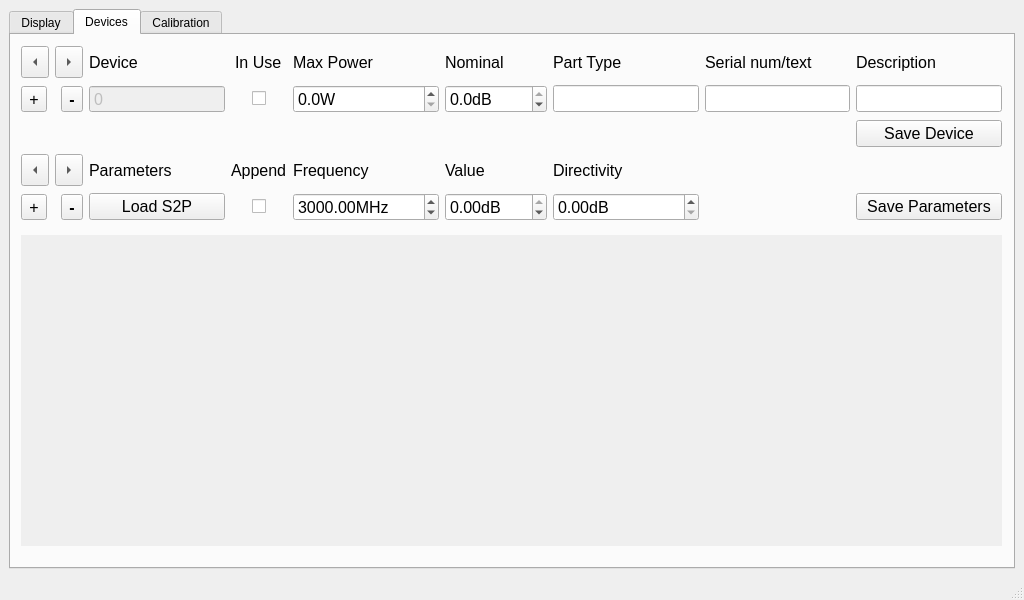
Above: powerMeter.ui from g4ixt/RFPowerMeter before the change. Below: the same form after it.
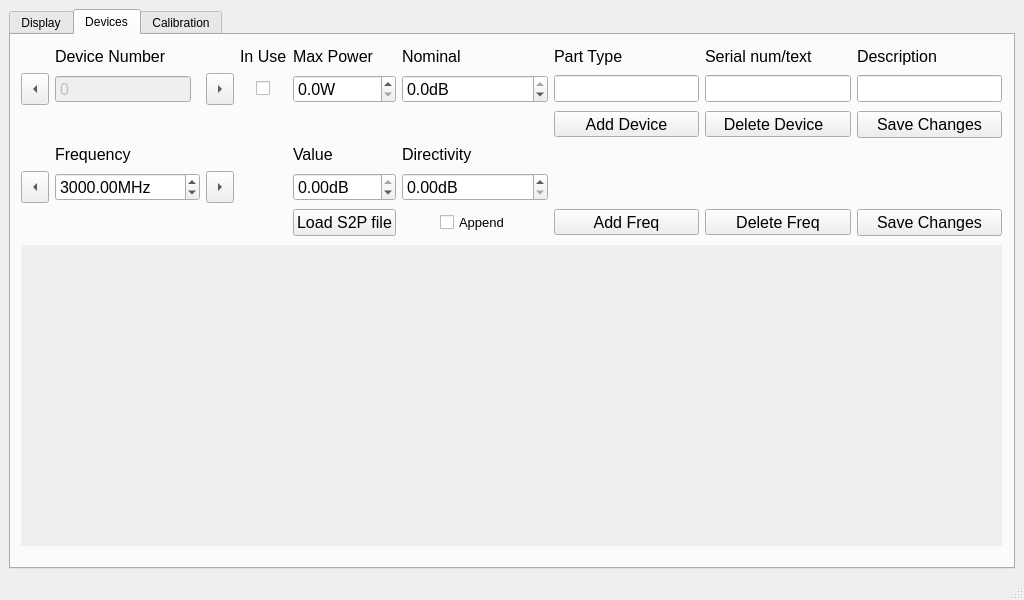
That is the form after the change. The open tabs and pages were chosen to show the change. Custom widgets are drawn as their Qt base class.

The edit to the form file:
```diff
--- a/powerMeter.ui
+++ b/powerMeter.ui
@@ -987,34 +987,11 @@
           <x>10</x>
           <y>10</y>
           <width>981</width>
-          <height>181</height>
+          <height>191</height>
          </rect>
         </property>
         <layout class="QGridLayout" name="gridLayout_2">
-         <item row="0" column="1" alignment="Qt::AlignRight">
-          <widget class="QToolButton" name="nextDevice">
-           <property name="font">
-            <font>
-             <pointsize>12</pointsize>
-             <weight>75</weight>
-             <bold>true</bold>
-            </font>
-           </property>
-           <property name="text">
-            <string>...</string>
-           </property>
-           <property name="iconSize">
-            <size>
-             <width>20</width>
-             <height>25</height>
-            </size>
-           </property>
-           <property name="arrowType">
-            <enum>Qt::RightArrow</enum>
-           </property>
-          </widget>
-         </item>
-         <item row="0" column="2">
+         <item row="0" column="1">
           <widget class="QLabel" name="label_7">
            <property name="font">
             <font>
@@ -1022,11 +999,11 @@
             </font>
            </property>
            <property name="text">
-            <string>Device</string>
+            <string>Device Number</string>
            </property>
           </widget>
          </item>
-         <item row="1" column="2">
+         <item row="1" column="1">
           <widget class="QSpinBox" name="assetID">
            <property name="enabled">
             <bool>false</bool>
@@ -1068,33 +1045,6 @@
            </property>
           </widget>
          </item>
-         <item row="0" column="0" alignment="Qt::AlignLeft">
-          <widget class="QToolButton" name="previousDevice">
-           <property name="sizePolicy">
-            <sizepolicy hsizetype="Fixed" vsizetype="Fixed">
-             <horstretch>0</horstretch>
-             <verstretch>0</verstretch>
-            </sizepolicy>
-           </property>
-           <property name="font">
-            <font>
-             <pointsize>12</pointsize>
-            </font>
-           </property>
-           <property name="text">
-            <string>...</string>
-           </property>
-           <property name="iconSize">
-            <size>
-             <width>20</width>
-             <height>25</height>
-            </size>
-           </property>
-           <property name="arrowType">
-            <enum>Qt::LeftArrow</enum>
-           </property>
-          </widget>
-         </item>
          <item row="3" column="7">
           <widget class="QLabel" name="label_22">
            <property name="text">
@@ -1102,64 +1052,6 @@
            </property>
           </widget>
          </item>
-         <item row="1" column="0" alignment="Qt::AlignLeft">
-          <widget class="QToolButton" name="addDevice">
-           <property name="font">
-            <font>
-             <pointsize>12</pointsize>
-            </font>
-           </property>
-           <property name="text">
-            <string>+</string>
-           </property>
-          </widget>
-         </item>
-         <item row="3" column="0">
-          <widget class="QToolButton" name="previousFreq">
-           <property name="text">
-            <string>...</string>
-           </property>
-           <property name="iconSize">
-            <size>
-             <width>20</width>
-             <height>25</height>
-            </size>
-           </property>
-           <property name="arrowType">
-            <enum>Qt::LeftArrow</enum>
-           </property>
-          </widget>
-         </item>
-         <item row="3" column="1" alignment="Qt::AlignRight">
-          <widget class="QToolButton" name="nextFreq">
-           <property name="text">
-            <string>...</string>
-           </property>
-           <property name="iconSize">
-            <size>
-             <width>20</width>
-             <height>25</height>
-            </size>
-           </property>
-           <property name="arrowType">
-            <enum>Qt::RightArrow</enum>
-           </property>
-          </widget>
-         </item>
-         <item row="4" column="1" alignment="Qt::AlignRight">
-          <widget class="QToolButton" name="delFreq">
-           <property name="font">
-            <font>
-             <pointsize>12</pointsize>
-             <weight>75</weight>
-             <bold>true</bold>
-            </font>
-           </property>
-           <property name="text">
-            <string>-</string>
-           </property>
-          </widget>
-         </item>
          <item row="1" column="5">
           <widget class="QDoubleSpinBox" name="nominaldB">
            <property name="minimumSize">
@@ -1226,18 +1118,6 @@
            </property>
           </widget>
          </item>
-         <item row="4" column="0" alignment="Qt::AlignLeft">
-          <widget class="QToolButton" name="addFreq">
-           <property name="font">
-            <font>
-             <pointsize>12</pointsize>
-            </font>
-           </property>
-           <property name="text">
-            <string>+</string>
-           </property>
-          </widget>
-         </item>
          <item row="0" column="4">
           <widget class="QLabel" name="label_4">
            <property name="font">
@@ -1250,26 +1130,6 @@
            </property>
           </widget>
          </item>
-         <item row="1" column="1" alignment="Qt::AlignRight">
-          <widget class="QToolButton" name="deleteDevice">
-           <property name="font">
-            <font>
-             <pointsize>12</pointsize>
-             <weight>75</weight>
-             <bold>true</bold>
-            </font>
-           </property>
-           <property name="text">
-            <string>-</string>
-           </property>
-           <property name="iconSize">
-            <size>
-             <width>20</width>
-             <height>20</height>
-            </size>
-           </property>
-          </widget>
-         </item>
          <item row="0" column="5">
           <widget class="QLabel" name="label_2">
            <property name="font">
@@ -1284,6 +1144,12 @@
          </item>
          <item row="1" column="8">
           <widget class="QLineEdit" name="description">
+           <property name="sizePolicy">
+            <sizepolicy hsizetype="Minimum" vsizetype="Fixed">
+             <horstretch>0</horstretch>
+             <verstretch>0</verstretch>
+            </sizepolicy>
+           </property>
            <property name="font">
             <font>
              <pointsize>12</pointsize>
@@ -1306,48 +1172,6 @@
            </property>
           </widget>
          </item>
-         <item row="4" column="2">
-          <widget class="QPushButton" name="loadS2P">
-           <property name="font">
-            <font>
-             <pointsize>12</pointsize>
-            </font>
-           </property>
-           <property name="text">
-            <string>Load S2P</string>
-           </property>
-          </widget>
-         </item>
-         <item row="4" column="6">
-          <widget class="QDoubleSpinBox" name="directivity">
-           <property name="sizePolicy">
-            <sizepolicy hsizetype="Expanding" vsizetype="Fixed">
-             <horstretch>0</horstretch>
-             <verstretch>0</verstretch>
-            </sizepolicy>
-           </property>
-           <property name="minimumSize">
-            <size>
-             <width>100</width>
-             <height>0</height>
-            </size>
-           </property>
-           <property name="font">
-            <font>
-             <pointsize>12</pointsize>
-            </font>
-           </property>
-           <property name="suffix">
-            <string>dB</string>
-           </property>
-           <property name="minimum">
-            <double>0.000000000000000</double>
-           </property>
-           <property name="maximum">
-            <double>100.000000000000000</double>
-           </property>
-          </widget>
-         </item>
          <item row="1" column="7">
           <widget class="QLineEdit" name="identifier">
            <property name="font">
@@ -1357,45 +1181,6 @@
            </property>
           </widget>
          </item>
-         <item row="4" column="5">
-          <widget class="QDoubleSpinBox" name="loss">
-           <property name="sizePolicy">
-            <sizepolicy hsizetype="Minimum" vsizetype="Fixed">
-             <horstretch>0</horstretch>
-             <verstretch>0</verstretch>
-            </sizepolicy>
-           </property>
-           <property name="minimumSize">
-            <size>
-             <width>100</width>
-             <height>0</height>
-            </size>
-           </property>
-           <property name="font">
-            <font>
-             <pointsize>12</pointsize>
-            </font>
-           </property>
-           <property name="prefix">
-            <string/>
-           </property>
-           <property name="suffix">
-            <string>dB</string>
-           </property>
-           <property name="minimum">
-            <double>-100.000000000000000</double>
-           </property>
-           <property name="maximum">
-            <double>0.000000000000000</double>
-           </property>
-           <property name="singleStep">
-            <double>1.000000000000000</double>
-           </property>
-           <property name="value">
-            <double>0.000000000000000</double>
-           </property>
-          </widget>
-         </item>
          <item row="0" column="7">
           <widget class="QLabel" name="label_8">
            <property name="font">
@@ -1432,63 +1217,6 @@
            </property>
           </widget>
          </item>
-         <item row="3" column="5">
-          <widget class="QLabel" name="label_13">
-           <property name="font">
-            <font>
-             <pointsize>12</pointsize>
-            </font>
-           </property>
-           <property name="text">
-            <string>Value</string>
-           </property>
-          </widget>
-         </item>
-         <item row="4" column="4">
-          <widget class="QDoubleSpinBox" name="freqIndex">
-           <property name="sizePolicy">
-            <sizepolicy hsizetype="Expanding" vsizetype="Fixed">
-             <horstretch>0</horstretch>
-             <verstretch>0</verstretch>
-            </sizepolicy>
-           </property>
-           <property name="minimumSize">
-            <size>
-             <width>130</width>
-             <height>0</height>
-            </size>
-           </property>
-           <property name="font">
-            <font>
-             <pointsize>12</pointsize>
-            </font>
-           </property>
-           <property name="suffix">
-            <string>MHz</string>
-           </property>
-           <property name="maximum">
-            <double>6000.000000000000000</double>
-           </property>
-           <property name="singleStep">
-            <double>10.000000000000000</double>
-           </property>
-           <property name="value">
-            <double>3000.000000000000000</double>
-           </property>
-          </widget>
-         </item>
-         <item row="3" column="4">
-          <widget class="QLabel" name="label_11">
-           <property name="font">
-            <font>
-             <pointsize>12</pointsize>
-            </font>
-           </property>
-           <property name="text">
-            <string>Frequency</string>
-           </property>
-          </widget>
-         </item>
          <item row="2" column="8">
           <widget class="QPushButton" name="saveDevice">
            <property name="font">
@@ -1497,42 +1225,33 @@
             </font>
            </property>
            <property name="text">
-            <string>Save Device</string>
-           </property>
-          </widget>
-         </item>
-         <item row="3" column="6">
-          <widget class="QLabel" name="label_15">
-           <property name="font">
-            <font>
-             <pointsize>12</pointsize>
-            </font>
-           </property>
-           <property name="text">
-            <string>Directivity</string>
+            <string>Save Changes</string>
            </property>
           </widget>
          </item>
          <item row="1" column="3" alignment="Qt::AlignHCenter">
           <widget class="QCheckBox" name="inUse">
+           <property name="layoutDirection">
+            <enum>Qt::LeftToRight</enum>
+           </property>
            <property name="text">
             <string/>
            </property>
           </widget>
          </item>
-         <item row="0" column="3" alignment="Qt::AlignHCenter">
-          <widget class="QLabel" name="label_20">
+         <item row="3" column="1">
+          <widget class="QLabel" name="label_16">
            <property name="font">
             <font>
              <pointsize>12</pointsize>
             </font>
            </property>
            <property name="text">
-            <string>In Use</string>
+            <string>Frequency</string>
            </property>
           </widget>
          </item>
-         <item row="4" column="8">
+         <item row="5" column="8">
           <widget class="QPushButton" name="saveValues">
            <property name="sizePolicy">
             <sizepolicy hsizetype="Expanding" vsizetype="Fixed">
@@ -1546,38 +1265,342 @@
             </font>
            </property>
            <property name="text">
-            <string>Save Parameters</string>
+            <string>Save Changes</string>
            </property>
           </widget>
          </item>
-         <item row="4" column="3" alignment="Qt::AlignHCenter">
+         <item row="1" column="0">
+          <widget class="QToolButton" name="previousDevice">
+           <property name="sizePolicy">
+            <sizepolicy hsizetype="Fixed" vsizetype="Fixed">
+             <horstretch>0</horstretch>
+             <verstretch>0</verstretch>
+            </sizepolicy>
+           </property>
+           <property name="font">
+            <font>
+             <pointsize>12</pointsize>
+            </font>
+           </property>
+           <property name="text">
+            <string>...</string>
+           </property>
+           <property name="iconSize">
+            <size>
+             <width>20</width>
+             <height>25</height>
+            </size>
+           </property>
+           <property name="arrowType">
+            <enum>Qt::LeftArrow</enum>
+           </property>
+          </widget>
+         </item>
+         <item row="4" column="5">
+          <widget class="QDoubleSpinBox" name="directivity">
+           <property name="sizePolicy">
+            <sizepolicy hsizetype="Expanding" vsizetype="Fixed">
+             <horstretch>0</horstretch>
+             <verstretch>0</verstretch>
+            </sizepolicy>
+           </property>
+           <property name="minimumSize">
+            <size>
+             <width>100</width>
+             <height>0</height>
+            </size>
+           </property>
+           <property name="font">
+            <font>
+             <pointsize>12</pointsize>
+            </font>
+           </property>
+           <property name="suffix">
+            <string>dB</string>
+           </property>
+           <property name="minimum">
+            <double>0.000000000000000</double>
+           </property>
+           <property name="maximum">
+            <double>100.000000000000000</double>
+           </property>
+          </widget>
+         </item>
+         <item row="5" column="7">
+          <widget class="QToolButton" name="delFreq">
+           <property name="sizePolicy">
+            <sizepolicy hsizetype="Minimum" vsizetype="Fixed">
+             <horstretch>0</horstretch>
+             <verstretch>0</verstretch>
+            </sizepolicy>
+           </property>
+           <property name="font">
+            <font>
+             <pointsize>12</pointsize>
+             <weight>50</weight>
+             <bold>false</bold>
+            </font>
+           </property>
+           <property name="text">
+            <string>Delete Freq</string>
+           </property>
+           <property name="iconSize">
+            <size>
+             <width>16</width>
+             <height>16</height>
+            </size>
+           </property>
+          </widget>
+         </item>
+         <item row="3" column="5">
+          <widget class="QLabel" name="label_15">
+           <property name="font">
+            <font>
+             <pointsize>12</pointsize>
+            </font>
+           </property>
+           <property name="text">
+            <string>Directivity</string>
+           </property>
+          </widget>
+         </item>
+         <item row="4" column="0">
+          <widget class="QToolButton" name="previousFreq">
+           <property name="text">
+            <string>...</string>
+           </property>
+           <property name="iconSize">
+            <size>
+             <width>20</width>
+             <height>25</height>
+            </size>
+           </property>
+           <property name="arrowType">
+            <enum>Qt::LeftArrow</enum>
+           </property>
+          </widget>
+         </item>
+         <item row="2" column="7">
+          <widget class="QToolButton" name="deleteDevice">
+           <property name="sizePolicy">
+            <sizepolicy hsizetype="Minimum" vsizetype="Fixed">
+             <horstretch>0</horstretch>
+             <verstretch>0</verstretch>
+            </sizepolicy>
+           </property>
+           <property name="font">
+            <font>
+             <pointsize>12</pointsize>
+             <weight>50</weight>
+             <bold>false</bold>
+            </font>
+           </property>
+           <property name="text">
+            <string>Delete Device  </string>
+           </property>
+           <property name="iconSize">
+            <size>
+             <width>20</width>
+             <height>20</height>
+            </size>
+           </property>
+          </widget>
+         </item>
+         <item row="2" column="6">
+          <widget class="QToolButton" name="addDevice">
+           <property name="sizePolicy">
+            <sizepolicy hsizetype="Minimum" vsizetype="Fixed">
+             <horstretch>0</horstretch>
+             <verstretch>0</verstretch>
+            </sizepolicy>
+           </property>
+           <property name="font">
+            <font>
+             <pointsize>12</pointsize>
+            </font>
+           </property>
+           <property name="text">
+            <string>Add Device</string>
+           </property>
+          </widget>
+         </item>
+         <item row="4" column="2">
+          <widget class="QToolButton" name="nextFreq">
+           <property name="text">
+            <string>...</string>
+           </property>
+           <property name="iconSize">
+            <size>
+             <width>20</width>
+             <height>25</height>
+            </size>
+           </property>
+           <property name="arrowType">
+            <enum>Qt::RightArrow</enum>
+           </property>
+          </widget>
+         </item>
+         <item row="1" column="2">
+          <widget class="QToolButton" name="nextDevice">
+           <property name="font">
+            <font>
+             <pointsize>12</pointsize>
+             <weight>75</weight>
+             <bold>true</bold>
+            </font>
+           </property>
+           <property name="text">
+            <string>...</string>
+           </property>
+           <property name="iconSize">
+            <size>
+             <width>20</width>
+             <height>25</height>
+            </size>
+           </property>
+           <property name="arrowType">
+            <enum>Qt::RightArrow</enum>
+           </property>
+          </widget>
+         </item>
+         <item row="5" column="6">
+          <widget class="QToolButton" name="addFreq">
+           <property name="sizePolicy">
+            <sizepolicy hsizetype="Minimum" vsizetype="Fixed">
+             <horstretch>0</horstretch>
+             <verstretch>0</verstretch>
+            </sizepolicy>
+           </property>
+           <property name="font">
+            <font>
+             <pointsize>12</pointsize>
+            </font>
+           </property>
+           <property name="text">
+            <string>Add Freq</string>
+           </property>
+          </widget>
+         </item>
+         <item row="4" column="1">
+          <widget class="QDoubleSpinBox" name="freqIndex">
+           <property name="sizePolicy">
+            <sizepolicy hsizetype="Expanding" vsizetype="Fixed">
+             <horstretch>0</horstretch>
+             <verstretch>0</verstretch>
+            </sizepolicy>
+           </property>
+           <property name="minimumSize">
+            <size>
+             <width>130</width>
+             <height>0</height>
+            </size>
+           </property>
+           <property name="font">
+            <font>
+             <pointsize>12</pointsize>
+            </font>
+           </property>
+           <property name="suffix">
+            <string>MHz</string>
+           </property>
+           <property name="maximum">
+            <double>6000.000000000000000</double>
+           </property>
+           <property name="singleStep">
+            <double>10.000000000000000</double>
+           </property>
+           <property name="value">
+            <double>3000.000000000000000</double>
+           </property>
+          </widget>
+         </item>
+         <item row="3" column="4">
+          <widget class="QLabel" name="label_13">
+           <property name="font">
+            <font>
+             <pointsize>12</pointsize>
+            </font>
+           </property>
+           <property name="text">
+            <string>Value</string>
+           </property>
+          </widget>
+         </item>
+         <item row="4" column="4">
+          <widget class="QDoubleSpinBox" name="loss">
+           <property name="sizePolicy">
+            <sizepolicy hsizetype="Minimum" vsizetype="Fixed">
+             <horstretch>0</horstretch>
+             <verstretch>0</verstretch>
+            </sizepolicy>
+           </property>
+           <property name="minimumSize">
+            <size>
+             <width>100</width>
+             <height>0</height>
+            </size>
+           </property>
+           <property name="font">
+            <font>
+             <pointsize>12</pointsize>
+            </font>
+           </property>
+           <property name="prefix">
+            <string/>
+           </property>
+           <property name="suffix">
+            <string>dB</string>
+           </property>
+           <property name="minimum">
+            <double>-100.000000000000000</double>
+           </property>
+           <property name="maximum">
+            <double>0.000000000000000</double>
+           </property>
+           <property name="singleStep">
+            <double>1.000000000000000</double>
+           </property>
+           <property name="value">
+            <double>0.000000000000000</double>
+           </property>
+          </widget>
+         </item>
+         <item row="5" column="5" alignment="Qt::AlignHCenter">
           <widget class="QCheckBox" name="appendS2P">
-           <property name="text">
-            <string/>
-           </property>
-          </widget>
-         </item>
-         <item row="3" column="3" alignment="Qt::AlignHCenter">
-          <widget class="QLabel" name="label_25">
            <property name="font">
             <font>
-             <pointsize>12</pointsize>
+             <pointsize>10</pointsize>
             </font>
            </property>
+           <property name="layoutDirection">
+            <enum>Qt::LeftToRight</enum>
+           </property>
            <property name="text">
             <string>Append</string>
            </property>
           </widget>
          </item>
-         <item row="3" column="2">
-          <widget class="QLabel" name="label_16">
+         <item row="5" column="4">
+          <widget class="QPushButton" name="loadS2P">
            <property name="font">
             <font>
              <pointsize>12</pointsize>
             </font>
            </property>
            <property name="text">
-            <string>Parameters</string>
+            <string>Load S2P file</string>
+           </property>
+          </widget>
+         </item>
+         <item row="0" column="3">
+          <widget class="QLabel" name="label_11">
+           <property name="font">
+            <font>
+             <pointsize>12</pointsize>
+            </font>
+           </property>
+           <property name="text">
+            <string>In Use</string>
            </property>
           </widget>
          </item>
@@ -1587,9 +1610,9 @@
         <property name="geometry">
          <rect>
           <x>10</x>
-          <y>200</y>
+          <y>210</y>
           <width>981</width>
-          <height>311</height>
+          <height>301</height>
          </rect>
         </property>
         <layout class="QGridLayout" name="gridLayout_5">
```
Left out of the diff: 256 changed lines with no effect on the pictures.
